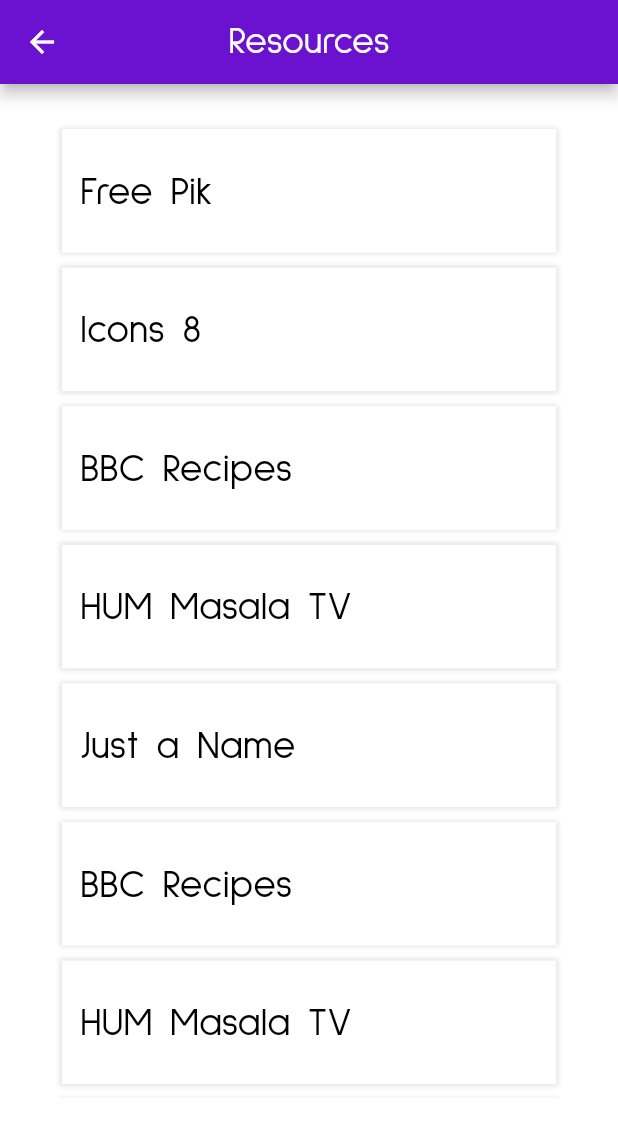
After one commit to UmairJibran/cookbook, a Flutter app: the ResourcesPage screen opened by its route, on a phone screen of 412 x 824 dp. The commit adds this screen. Shown: the top 1126 px of the screen. Run offline on Flutter 3.47's test engine with Material 2 defaults, Android fonts, the phone set to English and light mode, and no system bars; our stand-ins replace animated_text_kit, bloc, cloud_firestore, equatable, firebase_auth, flutter_spinkit and 1 more; missing offline and left inert: firebase_admob; accounts and stored records are empty.

Commit message:
added missing features

```diff
--- a/lib/app.dart
+++ b/lib/app.dart
@@ -4,6 +4,7 @@
 import 'package:cook_book/screens/home_tabs/categories_tab.dart';
 import 'package:cook_book/screens/login.dart';
 import 'package:cook_book/screens/profile.dart';
+import 'package:cook_book/screens/resources.dart';
 import 'package:cook_book/sysdata/services.dart';
 
 import 'package:cook_book/screens/meal_screen.dart';
@@ -86,6 +87,7 @@
         Login.pageRoute: (ctx) => Login(),
         SignUp.pageRoute: (ctx) => SignUp(),
         UserProfile.pageRoute: (ctx) => UserProfile(),
+        ResourcesPage.pageRoute: (ctx) => ResourcesPage(),
       },
       theme: ThemeData(
         primarySwatch: Colors.purple,
--- /dev/null
+++ b/lib/screens/resources.dart
@@ -0,0 +1,115 @@
+import 'package:cook_book/sysdata/services.dart';
+import 'package:firebase_admob/firebase_admob.dart';
+import 'package:flutter/material.dart';
+
+class ResourcesPage extends StatefulWidget {
+  static String pageRoute = '/resourcesPage';
+  String bannerAdUnitId = 'ca-app-pub-3311480830735309/5053308832';
+  @override
+  _ResourcesPageState createState() => _ResourcesPageState();
+}
+
+class _ResourcesPageState extends State<ResourcesPage> {
+  double height;
+  double width;
+  List<String> resources;
+  BannerAd myBanner;
+  @override
+  void initState() {
+    super.initState();
+    myBanner = BannerAd(
+      adUnitId: widget.bannerAdUnitId,
+      size: AdSize.fullBanner,
+    );
+    resources = [
+      "Free Pik",
+      "Icons 8",
+      "BBC Recipes",
+      "HUM Masala TV",
+      "Just a Name",
+      "BBC Recipes",
+      "HUM Masala TV",
+      "Just a Name",
+      "BBC Recipes",
+      "HUM Masala TV",
+      "Just a Name",
+      "BBC Recipes",
+      "HUM Masala TV",
+      "Just a Name",
+      "BBC Recipes",
+      "HUM Masala TV",
+      "Just a Name",
+      "BBC Recipes",
+      "HUM Masala TV",
+      "Just a Name",
+    ];
+  }
+
+  @override
+  void dispose() {
+    super.dispose();
+    myBanner?.dispose();
+    myBanner = null;
+  }
+
+  void _showBanner() {
+    myBanner
+      ..load()
+      ..show(
+        anchorOffset: 0.0,
+        horizontalCenterOffset: 0.0,
+        anchorType: AnchorType.bottom,
+      );
+  }
+
+  @override
+  Widget build(BuildContext context) {
+    height = Services.height(context);
+    width = Services.width(context);
+    _showBanner();
+    return Scaffold(
+      appBar: AppBar(
+        title: Text('Resources'),
+        centerTitle: true,
+      ),
+      body: Container(
+        height: height * 0.82,
+        width: width,
+        padding: EdgeInsets.only(
+          top: 20,
+        ),
+        color: Colors.white,
+        child: ListView.builder(
+          itemCount: resources.length,
+          itemBuilder: (_, index) => Center(
+            child: Container(
+              height: height * 0.1,
+              width: width * 0.8,
+              decoration: BoxDecoration(
+                color: Colors.white,
+                boxShadow: [
+                  const BoxShadow(
+                    color: Colors.black12,
+                    spreadRadius: 1,
+                    blurRadius: 2,
+                  ),
+                ],
+              ),
+              margin: EdgeInsets.only(top: 10),
+              padding: EdgeInsets.only(
+                top: height * 0.03,
+                left: width * 0.03,
+              ),
+              child: Text(
+                "${resources[index]}",
+                style: TextStyle(
+                  fontFamily: "SulphurPoint",
+                ),
+              ),
+            ),
+          ),
+        ),
+      ),
+    );
+  }
+}
```
Also changed, not shown: lib/components/custom_drawer.dart (+10 -21 lines), lib/components/report_a_bug.dart (added, +75 -0 lines), lib/components/suggest_a_feature.dart (added, +75 -0 lines), lib/screens/category_screen.dart (+17 -10 lines).
